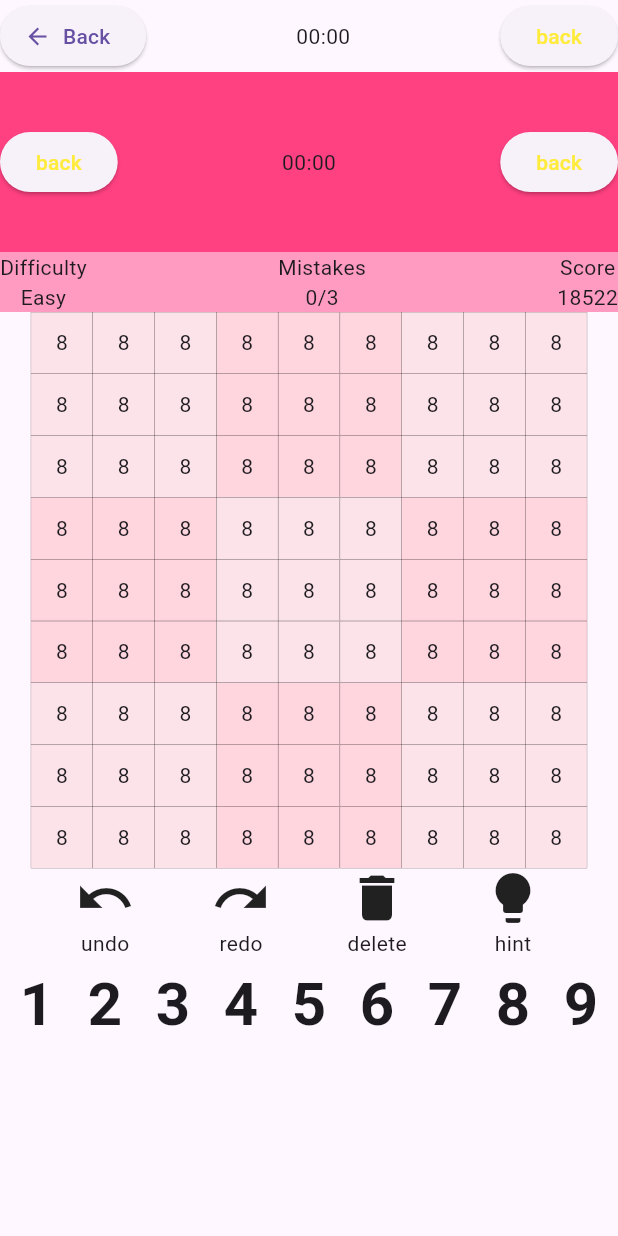
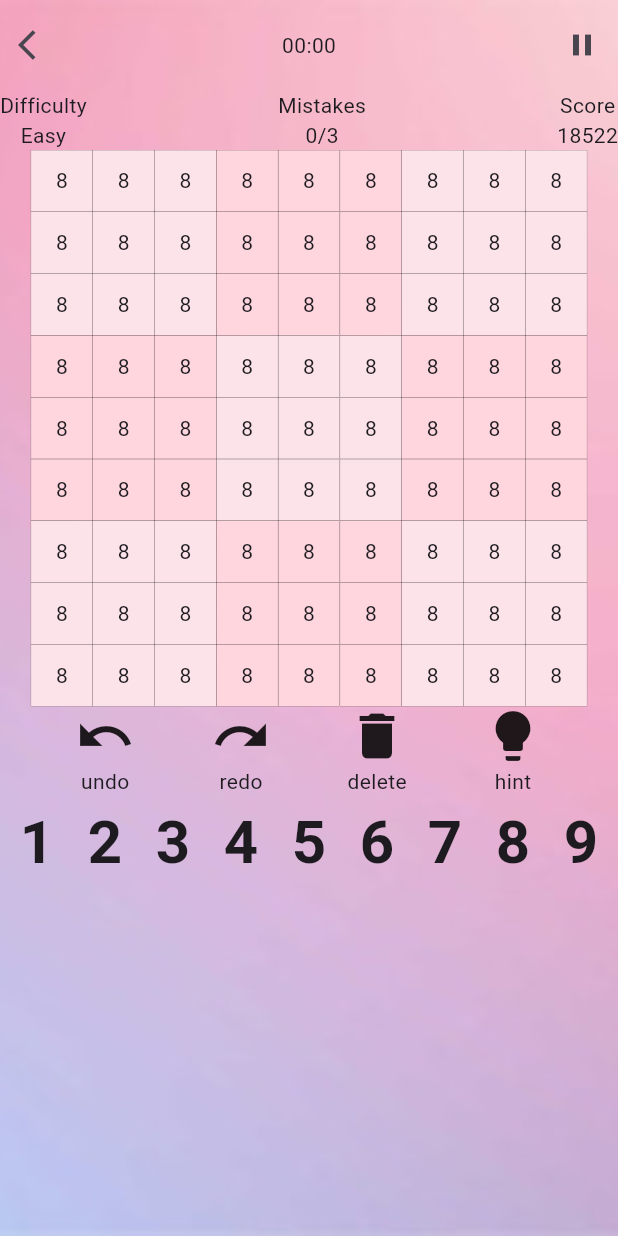
Before and after one commit to hungnh219/SudokuApp, a Flutter app: the HomePage screen opened directly, after a tap on "continue", on a phone screen of 412 x 824 dp. Run offline on Flutter 3.47's test engine with Material 3 defaults, Android fonts, the phone set to English and light mode, and no system bars; our stand-ins replace flutter_bloc.

Commit message:
[add] update ui

```diff
--- a/lib/presentation/screens/game/test_game_page.dart
+++ b/lib/presentation/screens/game/test_game_page.dart
@@ -21,18 +21,29 @@ class TestGamePage extends StatelessWidget {
     return MaterialApp(
       debugShowCheckedModeBanner: false,
       home: Scaffold(
-        body: Column(
+        body: Stack(
           children: [
-            Row(
-              mainAxisAlignment: MainAxisAlignment.spaceBetween,
+            Container(
+              decoration: BoxDecoration(
+                image: DecorationImage(
+                  image: AssetImage('assets/images/pink-background.png'),
+                  fit: BoxFit.fitHeight
+                )
+              ),
+              child: null,
+            ),
+            Column(
             children: [
-              // BackButtonCustom(),
-              ElevatedButton.icon(onPressed: () {
-                Navigator.push(context, MaterialPageRoute(builder: (context) => HomePage()));
-              }, icon: Icon(Icons.arrow_back), label: Text('Back')),
-              Text('00:00'),
-              BackButtonCustom()
-            ],),
+              // Row(
+              //   mainAxisAlignment: MainAxisAlignment.spaceBetween,
+              //   children: [
+              //   // BackButtonCustom(),
+              //   ElevatedButton.icon(onPressed: () {
+              //     Navigator.push(context, MaterialPageRoute(builder: (context) => HomePage()));
+              //   }, icon: Icon(Icons.arrow_back), label: Text('Back')),
+              //   Text('00:00'),
+              //   BackButtonCustom()
+              // ],),
               GameHeader(),
               GameInfo(),
               GameBoard(),
@@ -40,6 +51,8 @@ class TestGamePage extends StatelessWidget {
               NumberButtonList()
             ],
           ),
+          ],
+        ),
       ),
     );
   }
--- a/lib/presentation/screens/game/widget/game_board.dart
+++ b/lib/presentation/screens/game/widget/game_board.dart
@@ -30,8 +30,8 @@ class GameBoard extends StatelessWidget {
               for (int j = 0; j < 3; j++)
                 Container(
                   color: ((i + j) % 2 == 0)
-                      ? Color(ColorApp().pink_white)
-                      : Color(ColorApp().pink_light),
+                      ? Color(ColorApp.appPinkWhite)
+                      : Color(ColorApp.appPinkLight),
                   // child: Center(child: Text('0')),
                 )
           ],
--- a/lib/presentation/screens/game/widget/game_header.dart
+++ b/lib/presentation/screens/game/widget/game_header.dart
@@ -1,6 +1,7 @@
 import 'package:flutter/material.dart';
 import 'package:sudoku/presentation/screens/game/widget/pause_play_button.dart';
 import 'package:sudoku/presentation/screens/game/widget/time_counter.dart';
+import 'package:sudoku/presentation/screens/home/home_page.dart';
 import 'package:sudoku/presentation/widgets/back_button/BackButton.dart';
 
 class GameHeader extends StatelessWidget {
@@ -9,16 +10,50 @@ class GameHeader extends StatelessWidget {
   @override
   Widget build(BuildContext context) {
     return Container(
-        height: 120,
+        height: 60,
         width: double.infinity,
-        color: Colors.pinkAccent,
+        // color: Colors.pinkAccent,
         child: Row(
           mainAxisAlignment: MainAxisAlignment.spaceBetween,
           children: [
-            BackButtonCustom(),
+            HomeButton(),
             TimeCounter(),
-            BackButtonCustom(),
+            // BackButtonCustom(),
+            PauseButton(),
           ],
         ));
   }
 }
+
+class HomeButton extends StatelessWidget {
+  const HomeButton({super.key});
+
+  @override
+  Widget build(BuildContext context) {
+    return IconButton(
+      icon: Icon(Icons.arrow_back_ios),
+      onPressed: () {
+        Navigator.push(context, MaterialPageRoute(builder: (context) => HomePage()));
+      },
+    );
+  }
+}
+
+class PauseButton extends StatefulWidget {
+  const PauseButton({super.key});
+
+  @override
+  State<PauseButton> createState() => _PauseButtonState();
+}
+
+class _PauseButtonState extends State<PauseButton> {
+  @override
+  Widget build(BuildContext context) {
+    return IconButton(
+      icon: Icon(Icons.pause),
+      onPressed: () {
+        // Navigator.push(context, MaterialPageRoute(builder: (context) => HomePage()));
+      },
+    );
+  }
+}
--- a/lib/presentation/screens/game/widget/game_info.dart
+++ b/lib/presentation/screens/game/widget/game_info.dart
@@ -1,4 +1,5 @@
 import 'package:flutter/material.dart';
+import 'package:sudoku/utils/my_color.dart';
 
 class GameInfoCustom extends StatelessWidget {
   GameInfoCustom({super.key, required this.title, required this.value});
@@ -24,7 +25,7 @@ class GameInfo extends StatelessWidget {
       // alignment: Alignment.center,
       // height: 80,
       width: double.infinity,
-      color: Colors.pinkAccent.withOpacity(0.5),
+      // color: Color(ColorApp.appBlackLight),
       child: Row(
         mainAxisAlignment: MainAxisAlignment.spaceBetween,
         children: [
--- a/lib/presentation/widgets/back_button/BackButton.dart
+++ b/lib/presentation/widgets/back_button/BackButton.dart
@@ -9,8 +9,8 @@ class BackButtonCustom extends StatelessWidget {
     return ElevatedButton(
       onPressed: () {
         // print('back');
-        // Navigator.of(context).pop();
-        Navigator.pop(context);
+        Navigator.of(context).pop();
+        // Navigator.pop(context);
       },
       child: Text(
         'back',
--- a/lib/utils/my_color.dart
+++ b/lib/utils/my_color.dart
@@ -1,4 +1,7 @@
+import 'package:flutter/material.dart';
+
 class ColorApp {
-  final int pink_white = 0xFFFCE3E9;
-  final int pink_light = 0xFFFFD5DE;
+  static const int appPinkWhite = 0xFFFCE3E9;
+  static const int appPinkLight = 0xFFFFD5DE;
+  static const int appBlackLight = 0x60000000;
 }
```
Also changed, not shown: lib/data/provider/data.json (+15 -1 lines), lib/utils/my_string_style.dart (+9 -0 lines), task.txt (+8 -1 lines), assets/images/pink-background.png (added), lib/bloc/timer/timer_bloc.dart (added), lib/bloc/timer/timer_event.dart (added), lib/bloc/timer/timer_state.dart (added). Lines whose indentation alone changed are shown as unchanged.
